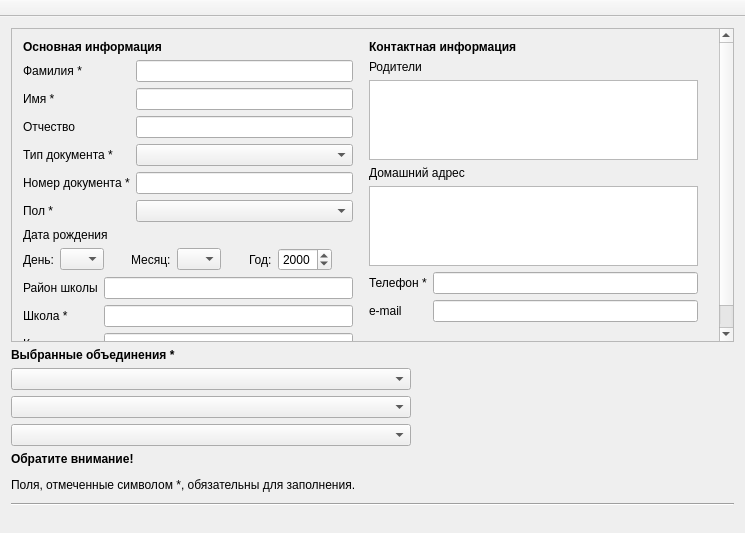
Qt form mainwindow.ui (aksenoff/FormUdod) before a commit.
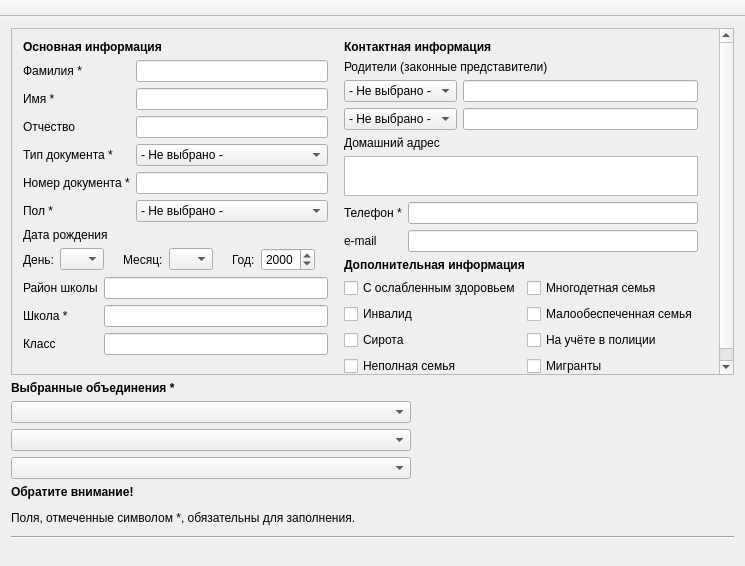
The same form after that commit.

The edit to the form file:
```diff
--- a/mainwindow.ui
+++ b/mainwindow.ui
@@ -7,7 +7,7 @@
     <x>0</x>
     <y>0</y>
     <width>745</width>
-    <height>533</height>
+    <height>566</height>
    </rect>
   </property>
   <property name="windowTitle">
@@ -29,7 +29,7 @@
          <x>0</x>
          <y>0</y>
          <width>725</width>
-         <height>323</height>
+         <height>356</height>
         </rect>
        </property>
        <layout class="QHBoxLayout" name="horizontalLayout_2">
@@ -72,7 +72,7 @@
              <widget class="QComboBox" name="gender">
               <item>
                <property name="text">
-                <string/>
+                <string>- Не выбрано -</string>
                </property>
               </item>
               <item>
@@ -142,7 +142,7 @@
              <widget class="QComboBox" name="docType">
               <item>
                <property name="text">
-                <string/>
+                <string>- Не выбрано -</string>
                </property>
               </item>
               <item>
@@ -578,19 +578,96 @@
              </sizepolicy>
             </property>
             <property name="text">
-             <string>Родители</string>
+             <string>Родители (законные представители)</string>
             </property>
            </widget>
           </item>
           <item>
-           <widget class="QTextEdit" name="parents">
-            <property name="maximumSize">
-             <size>
-              <width>16777215</width>
-              <height>80</height>
-             </size>
+           <layout class="QFormLayout" name="formLayout_3">
+            <property name="topMargin">
+             <number>0</number>
             </property>
-           </widget>
+            <item row="0" column="0">
+             <widget class="QComboBox" name="parentType1">
+              <property name="sizePolicy">
+               <sizepolicy hsizetype="Expanding" vsizetype="Fixed">
+                <horstretch>0</horstretch>
+                <verstretch>0</verstretch>
+               </sizepolicy>
+              </property>
+              <item>
+               <property name="text">
+                <string>- Не выбрано -</string>
+               </property>
+              </item>
+              <item>
+               <property name="text">
+                <string>Мать</string>
+               </property>
+              </item>
+              <item>
+               <property name="text">
+                <string>Отец</string>
+               </property>
+              </item>
+              <item>
+               <property name="text">
+                <string>Опекун</string>
+               </property>
+              </item>
+             </widget>
+            </item>
+            <item row="0" column="1">
+             <widget class="QLineEdit" name="parent1">
+              <property name="sizePolicy">
+               <sizepolicy hsizetype="Preferred" vsizetype="Fixed">
+                <horstretch>0</horstretch>
+                <verstretch>0</verstretch>
+               </sizepolicy>
+              </property>
+             </widget>
+            </item>
+            <item row="1" column="0">
+             <widget class="QComboBox" name="parentType2">
+              <property name="sizePolicy">
+               <sizepolicy hsizetype="Expanding" vsizetype="Fixed">
+                <horstretch>0</horstretch>
+                <verstretch>0</verstretch>
+               </sizepolicy>
+              </property>
+              <item>
+               <property name="text">
+                <string>- Не выбрано -</string>
+               </property>
+              </item>
+              <item>
+               <property name="text">
+                <string>Мать</string>
+               </property>
+              </item>
+              <item>
+               <property name="text">
+                <string>Отец</string>
+               </property>
+              </item>
+              <item>
+               <property name="text">
+                <string>Опекун</string>
+               </property>
+              </item>
+             </widget>
+            </item>
+            <item row="1" column="1">
+             <widget class="QLineEdit" name="parent2">
+              <property name="sizePolicy">
+               <sizepolicy hsizetype="Preferred" vsizetype="Fixed">
+                <horstretch>0</horstretch>
+                <verstretch>0</verstretch>
+               </sizepolicy>
+              </property>
+             </widget>
+            </item>
+           </layout>
           </item>
           <item>
            <widget class="QLabel" name="label_14">
@@ -610,7 +687,7 @@
             <property name="maximumSize">
              <size>
               <width>16777215</width>
-              <height>80</height>
+              <height>40</height>
              </size>
             </property>
            </widget>
@@ -663,6 +740,82 @@
             </item>
            </layout>
           </item>
+          <item>
+           <widget class="QLabel" name="label_22">
+            <property name="font">
+             <font>
+              <weight>75</weight>
+              <bold>true</bold>
+             </font>
+            </property>
+            <property name="text">
+             <string>Дополнительная информация</string>
+            </property>
+           </widget>
+          </item>
+          <item>
+           <layout class="QGridLayout" name="gridLayout_2">
+            <property name="topMargin">
+             <number>0</number>
+            </property>
+            <item row="3" column="0">
+             <widget class="QCheckBox" name="checkBox_4">
+              <property name="text">
+               <string>Неполная семья</string>
+              </property>
+             </widget>
+            </item>
+            <item row="2" column="0">
+             <widget class="QCheckBox" name="checkBox_3">
+              <property name="text">
+               <string>Сирота</string>
+              </property>
+             </widget>
+            </item>
+            <item row="1" column="0">
+             <widget class="QCheckBox" name="checkBox_2">
+              <property name="text">
+               <string>Инвалид</string>
+              </property>
+             </widget>
+            </item>
+            <item row="0" column="0">
+             <widget class="QCheckBox" name="checkBox">
+              <property name="text">
+               <string>С ослабленным здоровьем</string>
+              </property>
+             </widget>
+            </item>
+            <item row="0" column="1">
+             <widget class="QCheckBox" name="checkBox_5">
+              <property name="text">
+               <string>Многодетная семья</string>
+              </property>
+             </widget>
+            </item>
+            <item row="1" column="1">
+             <widget class="QCheckBox" name="checkBox_6">
+              <property name="text">
+               <string>Малообеспеченная семья</string>
+              </property>
+             </widget>
+            </item>
+            <item row="2" column="1">
+             <widget class="QCheckBox" name="checkBox_7">
+              <property name="text">
+               <string>На учёте в полиции</string>
+              </property>
+             </widget>
+            </item>
+            <item row="3" column="1">
+             <widget class="QCheckBox" name="checkBox_8">
+              <property name="text">
+               <string>Мигранты</string>
+              </property>
+             </widget>
+            </item>
+           </layout>
+          </item>
          </layout>
         </item>
        </layout>
```
